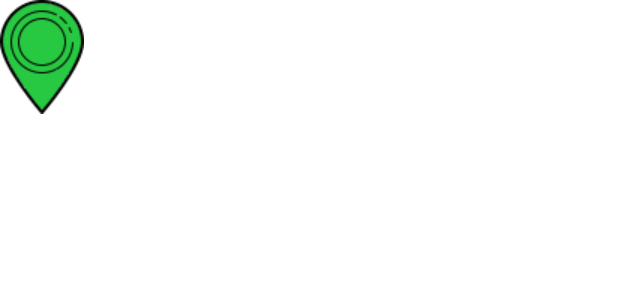
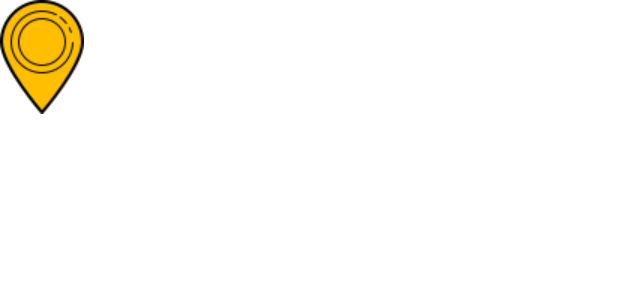
Before and after one commit to tfggroover/Groover_Android_V2, an Android app: the layout marker_icon_recommended.xml on its own in the app's theme, with its tools: preview values and no code run, on a phone screen of 412 x 824 dp. Shown: the top 300 px of the screen. Run offline under Robolectric (Android 15) with nearby library versions, the light colour scheme and no system bars.

Commit message:
Markers color variants and recognizer icon and label updated

```diff
--- /dev/null
+++ b/app/src/main/res/drawable/ic_microphone.xml
@@ -0,0 +1,5 @@
+<vector android:alpha="0.8" android:height="24dp"
+    android:tint="#FFFFFF" android:viewportHeight="24"
+    android:viewportWidth="24" android:width="24dp" xmlns:android="http://schemas.android.com/apk/res/android">
+    <path android:fillColor="#FF000000" android:pathData="M12,15c1.66,0 2.99,-1.34 2.99,-3L15,6c0,-1.66 -1.34,-3 -3,-3S9,4.34 9,6v6c0,1.66 1.34,3 3,3zM17.3,12c0,3 -2.54,5.1 -5.3,5.1S6.7,15 6.7,12L5,12c0,3.42 2.72,6.23 6,6.72L11,22h2v-3.28c3.28,-0.48 6,-3.3 6,-6.72h-1.7z"/>
+</vector>
--- a/app/src/main/res/layout/marker_icon_recommended.xml
+++ b/app/src/main/res/layout/marker_icon_recommended.xml
@@ -12,7 +12,7 @@
         android:id="@+id/marker_image"
         android:layout_width="wrap_content"
         android:layout_height="wrap_content"
-        android:src="@drawable/marker_recommended"
+        android:src="@drawable/marker_yellow"
         app:layout_constraintTop_toTopOf="parent"
         app:layout_constraintStart_toStartOf="parent"
         />
--- a/app/src/main/res/menu/navigation.xml
+++ b/app/src/main/res/menu/navigation.xml
@@ -3,7 +3,7 @@
 
     <item
             android:id="@+id/navigation_home"
-            android:icon="@drawable/ic_home"
+            android:icon="@drawable/ic_microphone"
             android:title="@string/title_home" />
 
     <item
--- a/app/src/main/res/values/strings.xml
+++ b/app/src/main/res/values/strings.xml
@@ -1,7 +1,7 @@
 <resources>
     <string name="app_name">Groover</string>
 
-    <string name="title_home">Home</string>
+    <string name="title_home">Recognize</string>
     <string name="title_map">Map</string>
     <string name="title_recommendation">Where to?</string>
     <string name="title_profile">Profile</string>
```
Also changed, not shown: app/src/main/java/com/amartindalonsoc/groover/fragments/MapFragment.kt (+8 -3 lines), app/src/main/res/drawable/marker_green.png (renamed from app/src/main/res/drawable/marker_recommended.png), app/src/main/res/drawable/marker_red.png (added), app/src/main/res/drawable/marker_yellow.png (added).
